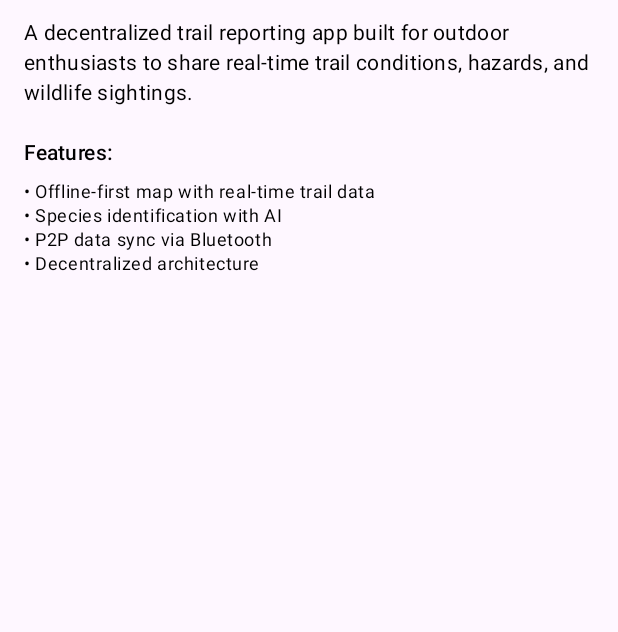
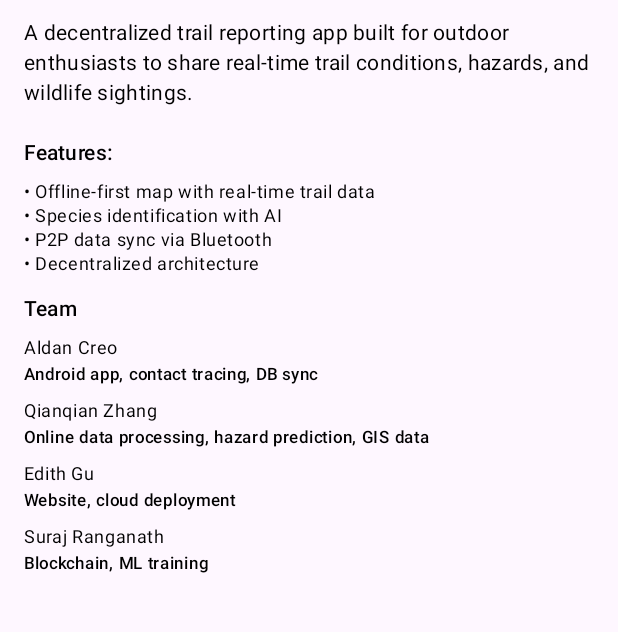
Before and after one commit to ACMCMC/trailkarma, an Android app built with Jetpack Compose: the AboutScreen screen opened through its navigation route, on a phone screen of 412 x 824 dp, the part 156-788 px from its top. Run offline under Robolectric (Android 15) with nearby library versions, the light colour scheme and no system bars; our stand-ins replace Room's generated code; 1 statement that could not run was skipped.

Commit message:
feat: add team member details to About screen

```diff
--- a/android_app/app/src/main/java/fyi/acmc/trailkarma/ui/info/AboutScreen.kt
+++ b/android_app/app/src/main/java/fyi/acmc/trailkarma/ui/info/AboutScreen.kt
@@ -56,6 +56,68 @@ fun AboutScreen(onBack: () -> Unit) {
                     style = MaterialTheme.typography.bodySmall
                 )
             }
+            item {
+                Text(
+                    "Team",
+                    style = MaterialTheme.typography.titleSmall,
+                    modifier = Modifier.padding(top = 12.dp, bottom = 8.dp)
+                )
+            }
+            item {
+                Text(
+                    "Aldan Creo",
+                    style = MaterialTheme.typography.bodySmall,
+                    modifier = Modifier.padding(bottom = 2.dp)
+                )
+            }
+            item {
+                Text(
+                    "Android app, contact tracing, DB sync",
+                    style = MaterialTheme.typography.labelSmall,
+                    modifier = Modifier.padding(bottom = 8.dp)
+                )
+            }
+            item {
+                Text(
+                    "Qianqian Zhang",
+                    style = MaterialTheme.typography.bodySmall,
+                    modifier = Modifier.padding(bottom = 2.dp)
+                )
+            }
+            item {
+                Text(
+                    "Online data processing, hazard prediction, GIS data",
+                    style = MaterialTheme.typography.labelSmall,
+                    modifier = Modifier.padding(bottom = 8.dp)
+                )
+            }
+            item {
+                Text(
+                    "Edith Gu",
+                    style = MaterialTheme.typography.bodySmall,
+                    modifier = Modifier.padding(bottom = 2.dp)
+                )
+            }
+            item {
+                Text(
+                    "Website, cloud deployment",
+                    style = MaterialTheme.typography.labelSmall,
+                    modifier = Modifier.padding(bottom = 8.dp)
+                )
+            }
+            item {
+                Text(
+                    "Suraj Ranganath",
+                    style = MaterialTheme.typography.bodySmall,
+                    modifier = Modifier.padding(bottom = 2.dp)
+                )
+            }
+            item {
+                Text(
+                    "Blockchain, ML training",
+                    style = MaterialTheme.typography.labelSmall
+                )
+            }
         }
     }
 }
```
